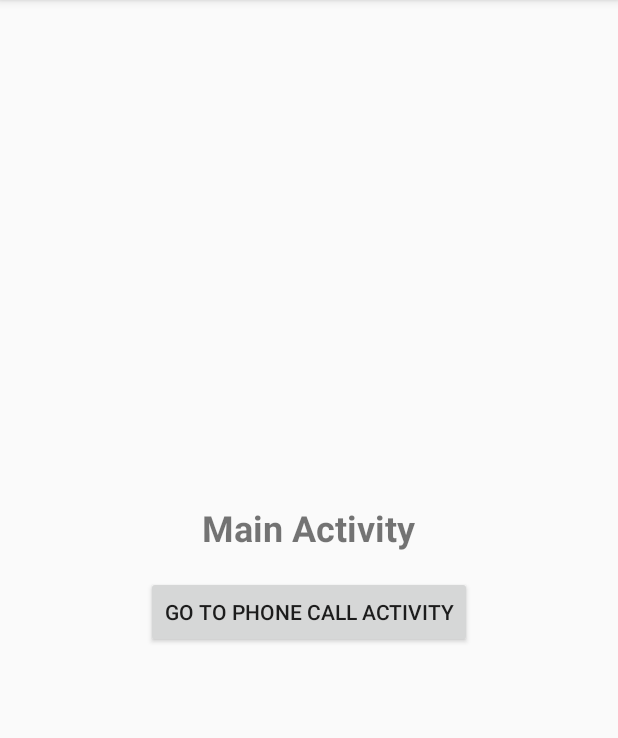
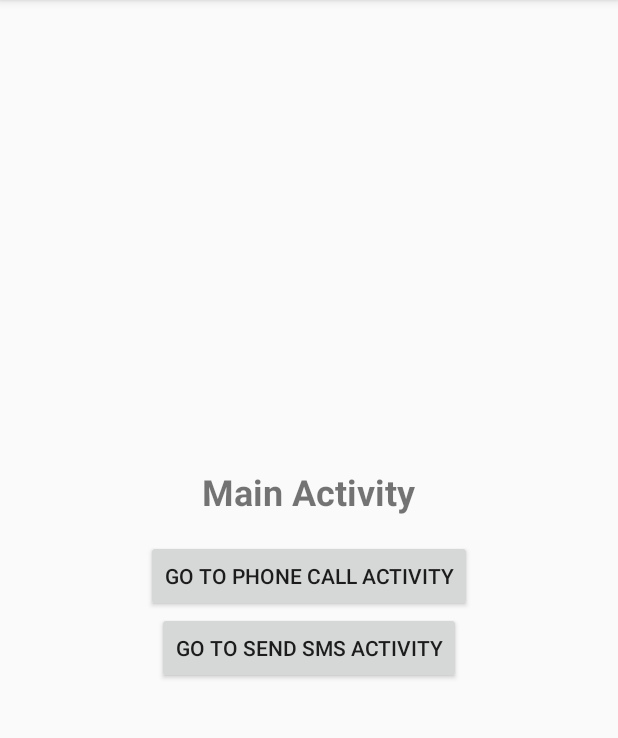
Before and after one commit to Raikonerr/tpAndroid, an Android app: the screen it shows after launch (MainActivity), on a phone screen of 412 x 824 dp, the part 84-822 px from its top. Run offline under Robolectric (Android 15) with nearby library versions, the light colour scheme and no system bars.

Commit message:
add SMS activity

```diff
--- a/SystemCapabilitiesActivity/app/build.gradle
+++ b/SystemCapabilitiesActivity/app/build.gradle
@@ -43,4 +43,5 @@ dependencies {
     testImplementation 'junit:junit:4.13.2'
     androidTestImplementation 'com.android.support.test:runner:1.0.2'
     androidTestImplementation 'com.android.support.test.espresso:espresso-core:3.0.2'
+
 }
--- a/SystemCapabilitiesActivity/app/src/main/AndroidManifest.xml
+++ b/SystemCapabilitiesActivity/app/src/main/AndroidManifest.xml
@@ -1,7 +1,9 @@
 <?xml version="1.0" encoding="utf-8"?>
 <manifest xmlns:android="http://schemas.android.com/apk/res/android"
     xmlns:tools="http://schemas.android.com/tools">
+
     <uses-permission android:name="android.permission.CALL_PHONE" />
+
     <application
         android:allowBackup="true"
         android:dataExtractionRules="@xml/data_extraction_rules"
@@ -11,6 +13,9 @@
         android:supportsRtl="true"
         android:theme="@style/Theme.SystemCapabilitiesActivity"
         tools:targetApi="31">
+        <activity
+            android:name=".SendSMSActivity"
+            android:exported="false" />
         <activity
             android:name=".phoneCallActivity"
             android:exported="false"
--- a/SystemCapabilitiesActivity/app/src/main/java/com/example/systemcapabilitiesactivity/MainActivity.java
+++ b/SystemCapabilitiesActivity/app/src/main/java/com/example/systemcapabilitiesactivity/MainActivity.java
@@ -14,6 +14,7 @@ public class MainActivity extends AppCompatActivity {
         setContentView(R.layout.activity_main);
 
         Button phoneButton = findViewById(R.id.btnPhoneCall);
+        Button SendSMSButton = findViewById(R.id.btnSendSMS);
 
         phoneButton.setOnClickListener(new View.OnClickListener() {
             @Override
@@ -23,5 +24,14 @@ public class MainActivity extends AppCompatActivity {
                 startActivity(intent);
             }
         });
+
+        SendSMSButton.setOnClickListener(new View.OnClickListener() {
+            @Override
+            public void onClick(View v) {
+                // Navigate to SendSMSActivity
+                Intent intent = new Intent(MainActivity.this, SendSMSActivity.class);
+                startActivity(intent);
+            }
+        });
     }
 }
--- a/SystemCapabilitiesActivity/app/src/main/res/layout/activity_main.xml
+++ b/SystemCapabilitiesActivity/app/src/main/res/layout/activity_main.xml
@@ -23,4 +23,12 @@
         android:layout_height="wrap_content"
         android:text="Go to Phone Call Activity" />
 
+    <!-- Button to Navigate to Send SMS Activity -->
+    <Button
+        android:id="@+id/btnSendSMS"
+        android:layout_width="wrap_content"
+        android:layout_height="wrap_content"
+        android:text="Go to Send SMS Activity" />
+
+
 </LinearLayout>
```
Also changed, not shown: SystemCapabilitiesActivity/app/src/main/java/com/example/systemcapabilitiesactivity/SendSMSActivity.java (added, +13 -0 lines), SystemCapabilitiesActivity/app/src/main/res/layout/activity_send_smsactivity.xml (added, +49 -0 lines).
